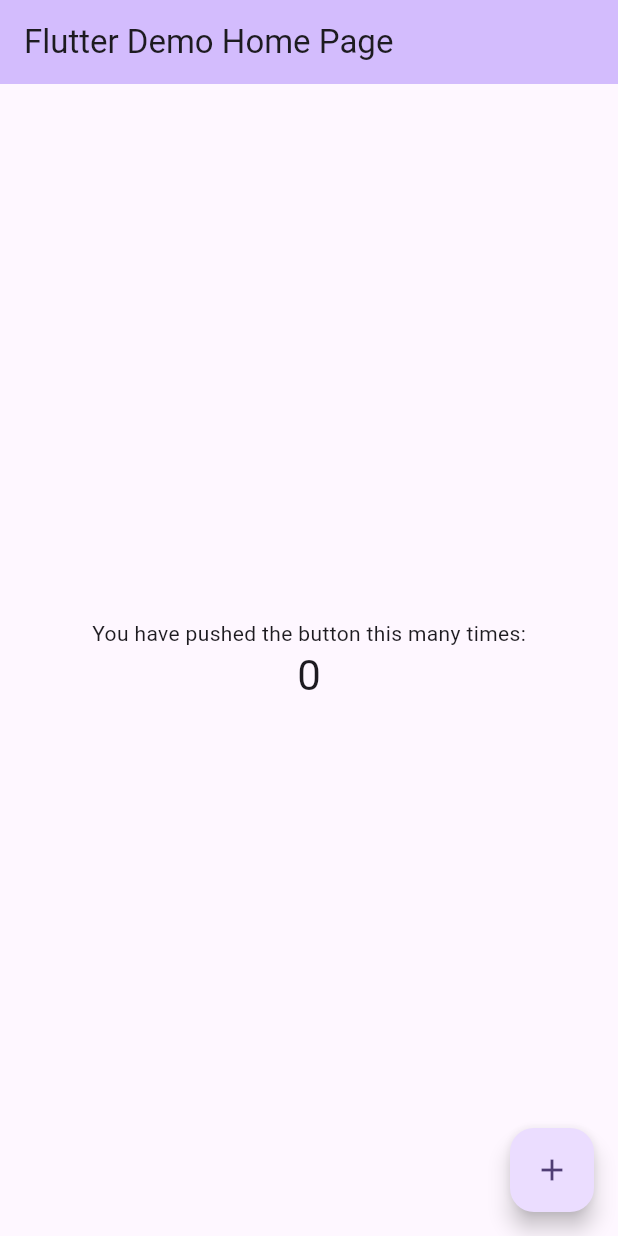
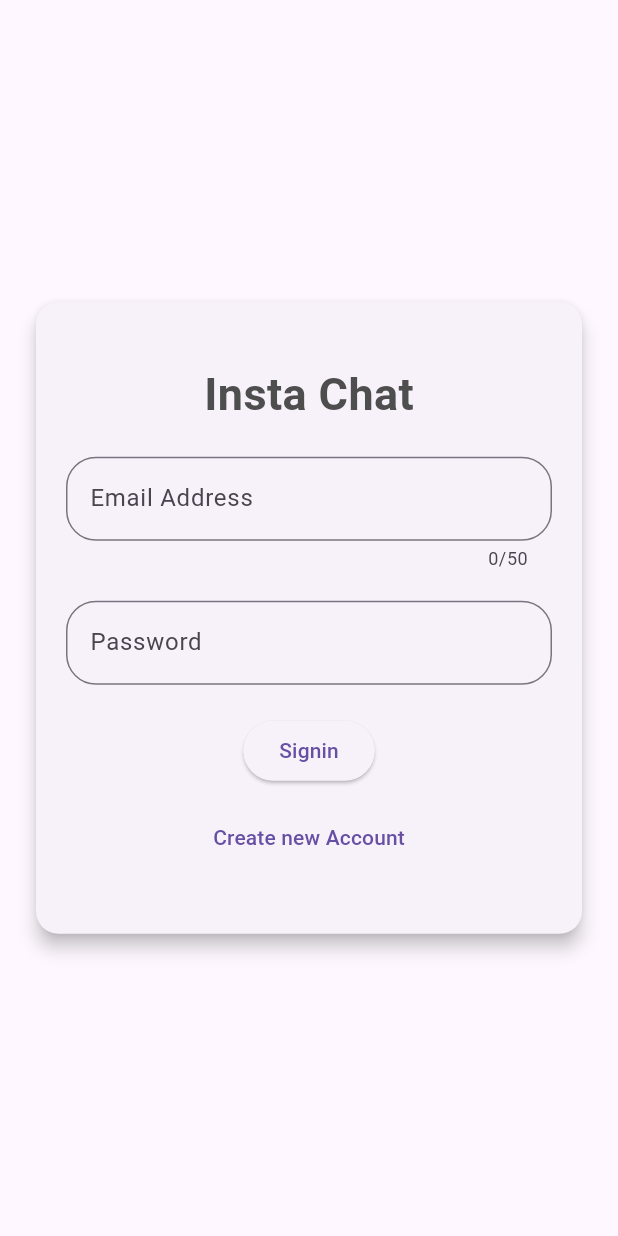
Before and after one commit to sameerzohy/Flutter-Chat-App, a Flutter app: the screen it shows after launch, on a phone screen of 412 x 824 dp. Run offline on Flutter 3.47's test engine with Material 3 defaults, Android fonts, the phone set to English and light mode, and no system bars; our stand-ins replace cloud_firestore, firebase_auth, firebase_core; accounts and stored records are empty.

Commit message:
prefinal-commit

```diff
--- a/lib/main.dart
+++ b/lib/main.dart
@@ -1,125 +1,38 @@
+import 'package:chat_app/screens/auth_screen.dart';
+import 'package:chat_app/screens/home_screen.dart';
 import 'package:flutter/material.dart';
+import 'package:firebase_core/firebase_core.dart';
+import 'package:firebase_auth/firebase_auth.dart';
+import 'firebase_options.dart';
+// import 'package:chat_app/screens/auth_screen.dart';
 
-void main() {
+void main() async {
+  WidgetsFlutterBinding.ensureInitialized();
+  await Firebase.initializeApp(
+    options: DefaultFirebaseOptions.currentPlatform,
+  );
+  // await FirebaseAuth.instance.signInAnonymously();
+// runApp(const MyApp());
   runApp(const MyApp());
 }
 
 class MyApp extends StatelessWidget {
   const MyApp({super.key});
-
-  // This widget is the root of your application.
   @override
   Widget build(BuildContext context) {
     return MaterialApp(
-      title: 'Flutter Demo',
-      theme: ThemeData(
-        // This is the theme of your application.
-        //
-        // TRY THIS: Try running your application with "flutter run". You'll see
-        // the application has a purple toolbar. Then, without quitting the app,
-        // try changing the seedColor in the colorScheme below to Colors.green
-        // and then invoke "hot reload" (save your changes or press the "hot
-        // reload" button in a Flutter-supported IDE, or press "r" if you used
-        // the command line to start the app).
-        //
-        // Notice that the counter didn't reset back to zero; the application
-        // state is not lost during the reload. To reset the state, use hot
-        // restart instead.
-        //
-        // This works for code too, not just values: Most code changes can be
-        // tested with just a hot reload.
-        colorScheme: ColorScheme.fromSeed(seedColor: Colors.deepPurple),
-        useMaterial3: true,
-      ),
-      home: const MyHomePage(title: 'Flutter Demo Home Page'),
+      home: StreamBuilder(
+          stream: FirebaseAuth.instance.authStateChanges(),
+          builder: (context, snapshot) {
+            if (snapshot.connectionState == ConnectionState.waiting) {
+              return Center(
+                child: CircularProgressIndicator(),
+              );
+            } else if (snapshot.hasData) {
+              return HomeScreen();
+            }
+            return AuthScreen();
+          }),
     );
   }
 }
-
-class MyHomePage extends StatefulWidget {
-  const MyHomePage({super.key, required this.title});
-
-  // This widget is the home page of your application. It is stateful, meaning
-  // that it has a State object (defined below) that contains fields that affect
-  // how it looks.
-
-  // This class is the configuration for the state. It holds the values (in this
-  // case the title) provided by the parent (in this case the App widget) and
-  // used by the build method of the State. Fields in a Widget subclass are
-  // always marked "final".
-
-  final String title;
-
-  @override
-  State<MyHomePage> createState() => _MyHomePageState();
-}
-
-class _MyHomePageState extends State<MyHomePage> {
-  int _counter = 0;
-
-  void _incrementCounter() {
-    setState(() {
-      // This call to setState tells the Flutter framework that something has
-      // changed in this State, which causes it to rerun the build method below
-      // so that the display can reflect the updated values. If we changed
-      // _counter without calling setState(), then the build method would not be
-      // called again, and so nothing would appear to happen.
-      _counter++;
-    });
-  }
-
-  @override
-  Widget build(BuildContext context) {
-    // This method is rerun every time setState is called, for instance as done
-    // by the _incrementCounter method above.
-    //
-    // The Flutter framework has been optimized to make rerunning build methods
-    // fast, so that you can just rebuild anything that needs updating rather
-    // than having to individually change instances of widgets.
-    return Scaffold(
-      appBar: AppBar(
-        // TRY THIS: Try changing the color here to a specific color (to
-        // Colors.amber, perhaps?) and trigger a hot reload to see the AppBar
-        // change color while the other colors stay the same.
-        backgroundColor: Theme.of(context).colorScheme.inversePrimary,
-        // Here we take the value from the MyHomePage object that was created by
-        // the App.build method, and use it to set our appbar title.
-        title: Text(widget.title),
-      ),
-      body: Center(
-        // Center is a layout widget. It takes a single child and positions it
-        // in the middle of the parent.
-        child: Column(
-          // Column is also a layout widget. It takes a list of children and
-          // arranges them vertically. By default, it sizes itself to fit its
-          // children horizontally, and tries to be as tall as its parent.
-          //
-          // Column has various properties to control how it sizes itself and
-          // how it positions its children. Here we use mainAxisAlignment to
-          // center the children vertically; the main axis here is the vertical
-          // axis because Columns are vertical (the cross axis would be
-          // horizontal).
-          //
-          // TRY THIS: Invoke "debug painting" (choose the "Toggle Debug Paint"
-          // action in the IDE, or press "p" in the console), to see the
-          // wireframe for each widget.
-          mainAxisAlignment: MainAxisAlignment.center,
-          children: <Widget>[
-            const Text(
-              'You have pushed the button this many times:',
-            ),
-            Text(
-              '$_counter',
-              style: Theme.of(context).textTheme.headlineMedium,
-            ),
-          ],
-        ),
-      ),
-      floatingActionButton: FloatingActionButton(
-        onPressed: _incrementCounter,
-        tooltip: 'Increment',
-        child: const Icon(Icons.add),
-      ), // This trailing comma makes auto-formatting nicer for build methods.
-    );
-  }
-}
--- /dev/null
+++ b/lib/screens/auth_screen.dart
@@ -0,0 +1,225 @@
+import 'package:flutter/material.dart';
+import 'package:firebase_auth/firebase_auth.dart';
+import 'package:cloud_firestore/cloud_firestore.dart';
+
+final _auth = FirebaseAuth.instance;
+
+class AuthScreen extends StatefulWidget {
+  const AuthScreen({super.key});
+
+  @override
+  State<AuthScreen> createState() => _AuthScreenState();
+}
+
+class _AuthScreenState extends State<AuthScreen> {
+  final _form = GlobalKey<FormState>();
+
+  String email = '';
+  String password = '';
+  String username = '';
+
+  void onSubmit() async {
+    if (!_form.currentState!.validate()) return;
+    _form.currentState!.save();
+    try {
+      if (!_isLogin) {
+        UserCredential userCredential = await _auth
+            .createUserWithEmailAndPassword(email: email, password: password);
+        // print();
+        FirebaseFirestore.instance
+            .collection('users')
+            .doc(userCredential.user!.uid)
+            .set({'name': username, 'email': email});
+      } else {
+        await _auth.signInWithEmailAndPassword(
+            email: email, password: password);
+      }
+    } on FirebaseAuthException catch (error) {
+      ScaffoldMessenger.of(context).clearSnackBars();
+      ScaffoldMessenger.of(context).showSnackBar(
+        SnackBar(
+          content: Text(
+            error.message!,
+          ),
+        ),
+      );
+    }
+  }
+
+  bool _isLogin = true;
+  @override
+  Widget build(BuildContext context) {
+    return Scaffold(
+      body: SingleChildScrollView(
+        child: Container(
+          height: MediaQuery.of(context).size.height, // Full screen height
+          alignment: Alignment.center, // Center the content vertically
+          child: Column(
+            mainAxisAlignment: MainAxisAlignment.center, // Centering
+            children: [
+              Container(
+                margin: const EdgeInsets.all(20),
+                child: Card(
+                  elevation: 5, // Adding some shadow for better UI
+                  shape: RoundedRectangleBorder(
+                    borderRadius: BorderRadius.circular(15),
+                  ),
+                  child: Padding(
+                    padding: const EdgeInsets.symmetric(
+                        horizontal: 20, vertical: 40),
+                    child: Form(
+                      key: _form,
+                      child: Column(
+                        mainAxisSize: MainAxisSize
+                            .min, // Let it take only required height
+                        children: [
+                          Text(
+                            'Insta Chat',
+                            style: TextStyle(
+                              fontSize: 30,
+                              fontWeight: FontWeight.w700,
+                              color: const Color.fromARGB(255, 79, 78, 78),
+                            ),
+                          ),
+                          if (!_isLogin)
+                            const SizedBox(
+                              height: 20,
+                            ),
+                          if (!_isLogin)
+                            TextFormField(
+                              keyboardType: TextInputType.name,
+                              decoration: InputDecoration(
+                                label: Text('Username'),
+                                hintText: 'Enter your username',
+                                border: OutlineInputBorder(
+                                  borderRadius: BorderRadius.circular(20),
+                                  borderSide: const BorderSide(
+                                    width: 1.0,
+                                    color: Colors.grey,
+                                  ),
+                                ),
+                                focusedBorder: OutlineInputBorder(
+                                  borderRadius: BorderRadius.circular(
+                                      20), // Same or different radius
+                                  borderSide: const BorderSide(
+                                      width: 2.0,
+                                      color: Colors
+                                          .blue), // Change color & width when focused
+                                ),
+                              ),
+                              validator: (value) {
+                                if (value == null ||
+                                    value.isEmpty ||
+                                    value.trim().length < 4) {
+                                  return 'enter a valid username';
+                                }
+                                return null;
+                              },
+                              onSaved: (value) {
+                                username = value!;
+                              },
+                            ),
+                          const SizedBox(
+                            height: 20,
+                          ),
+                          TextFormField(
+                            keyboardType: TextInputType.emailAddress,
+                            decoration: InputDecoration(
+                              label: const Text('Email Address'),
+                              hintText: 'Enter your email..',
+                              border: OutlineInputBorder(
+                                borderRadius: BorderRadius.circular(20),
+                                borderSide: const BorderSide(
+                                  width: 1.0,
+                                  color: Colors.grey,
+                                ),
+                              ),
+                              focusedBorder: OutlineInputBorder(
+                                borderRadius: BorderRadius.circular(
+                                    20), // Same or different radius
+                                borderSide: const BorderSide(
+                                    width: 2.0,
+                                    color: Colors
+                                        .blue), // Change color & width when focused
+                              ),
+                            ),
+                            maxLength: 50,
+                            validator: (value) {
+                              if (value == null ||
+                                  !value.contains('@') ||
+                                  value.trim().isEmpty) {
+                                return 'Enter a valid email Address';
+                              }
+                              return null;
+                            },
+                            onSaved: (value) {
+                              email = value!;
+                            },
+                          ),
+                          const SizedBox(
+                            height: 20,
+                          ),
+                          TextFormField(
+                            decoration: InputDecoration(
+                              label: Text('Password'),
+                              hintText: 'Enter your password',
+                              border: OutlineInputBorder(
+                                borderSide: BorderSide(
+                                  width: 1.0,
+                                  color: Colors.grey,
+                                ),
+                                borderRadius: BorderRadius.circular(20),
+                              ),
+                              focusedBorder: OutlineInputBorder(
+                                borderRadius: BorderRadius.circular(
+                                    20), // Same or different radius
+                                borderSide: const BorderSide(
+                                    width: 2.0,
+                                    color: Colors
+                                        .blue), // Change color & width when focused
+                              ),
+                            ),
+                            obscureText: true,
+                            validator: (value) {
+                              if (value == null || value.trim().length < 6) {
+                                return 'Enter a Strong Password';
+                              }
+                              return null;
+                            },
+                            onSaved: (value) {
+                              password = value!;
+                            },
+                          ),
+                          const SizedBox(
+                            height: 20,
+                          ),
+                          ElevatedButton(
+                            onPressed: onSubmit,
+                            child: _isLogin ? Text('Signin') : Text('Signup'),
+                          ),
+                          const SizedBox(
+                            height: 10,
+                          ),
+                          TextButton(
+                              onPressed: () {
+                                setState(() {
+                                  _isLogin = !_isLogin;
+                                  _form.currentState!.reset();
+                                });
+                              },
+                              child: _isLogin
+                                  ? Text('Create new Account')
+                                  : Text('Already have an account?')),
+                        ],
+                      ),
+                    ),
+                  ),
+                ),
+              ),
+            ],
+          ),
+        ),
+      ),
+    );
+  }
+}
--- a/pubspec.yaml
+++ b/pubspec.yaml
@@ -34,6 +34,9 @@ dependencies:
   # The following adds the Cupertino Icons font to your application.
   # Use with the CupertinoIcons class for iOS style icons.
   cupertino_icons: ^1.0.8
+  firebase_core: ^3.10.1
+  firebase_auth: ^5.4.1
+  cloud_firestore: ^5.6.2
 
 dev_dependencies:
   flutter_test:
```
Also changed, not shown: lib/screens/home_screen.dart (added, +59 -0 lines), lib/widgets/chat_message.dart (added, +35 -0 lines), lib/widgets/new_message.dart (added, +77 -0 lines), firebase.json (added), lib/firebase_options.dart (added), pubspec.lock, 16 other files.
